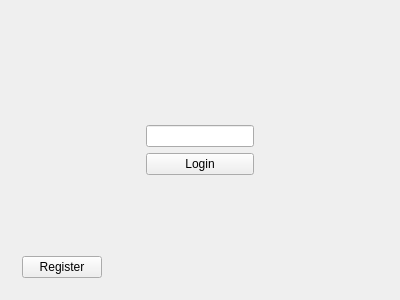
This is login.ui in w4est/COMP3004 as Qt 5 draws it before an edit. The edited form follows.
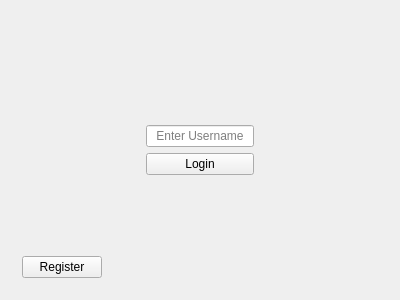
This is the edited form.

```diff
--- a/login.ui
+++ b/login.ui
@@ -157,6 +157,12 @@
       <property name="text">
        <string/>
       </property>
+      <property name="alignment">
+       <set>Qt::AlignCenter</set>
+      </property>
+      <property name="placeholderText">
+       <string>Enter Username</string>
+      </property>
      </widget>
     </item>
     <item row="0" column="0">
```
